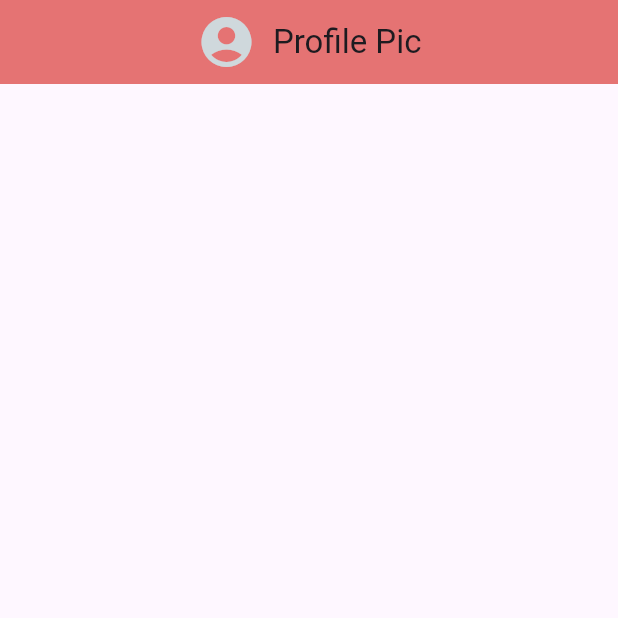
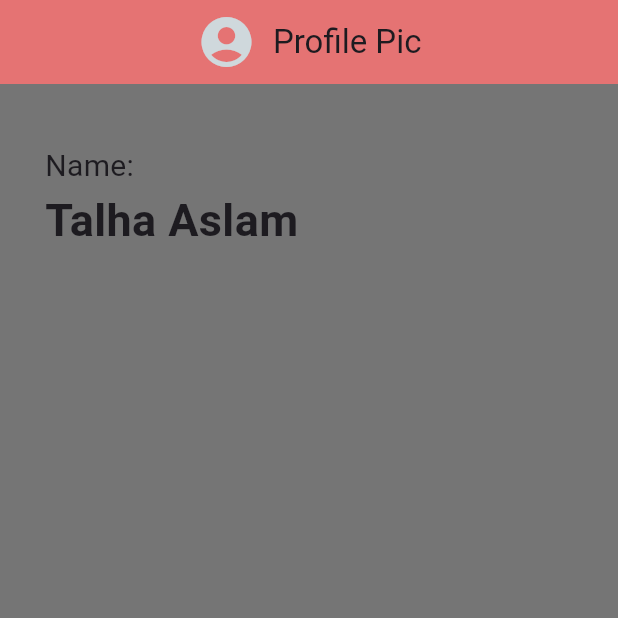
Before and after one commit to Talha-Aslam/myapp, a Flutter app: the screen it shows after launch, on a phone screen of 412 x 824 dp, the top half of it. Run offline on Flutter 3.47's test engine with Material 3 defaults, Android fonts, the phone set to English and light mode, and no system bars.

Commit message:
profie app changes

```diff
--- a/app/lib/main.dart
+++ b/app/lib/main.dart
@@ -154,6 +154,7 @@ class Home extends StatelessWidget {
       // *********************************************************************
       // *********************************************************************
       // new app to show your profile
+      backgroundColor: Colors.grey[600],
       appBar: AppBar(
         backgroundColor: Colors.red[300],
         title: Row(
@@ -168,6 +169,27 @@ class Home extends StatelessWidget {
           ],
         ),
       ),
+      body: Padding(
+        padding: EdgeInsets.fromLTRB(30, 40, 30, 0.0),
+        child: Column(
+          crossAxisAlignment: CrossAxisAlignment.start,
+          children: <Widget>[
+            Text(
+              "Name:",
+              style: TextStyle(
+                fontSize: 20.0,
+              ),
+            ),
+            Text(
+              "Talha Aslam",
+              style: TextStyle(
+                fontSize: 30.0,
+                fontWeight: FontWeight.bold,
+              ),
+            ),
+          ],
+        ),
+      ),
     );
   }
 }
```
